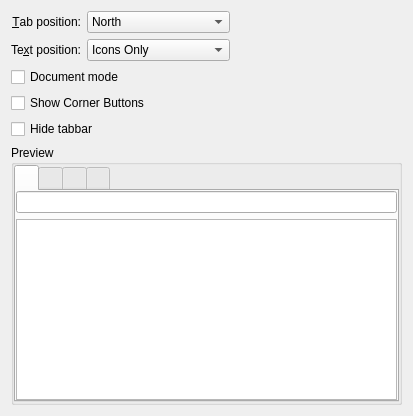
This is kstyle/demo/ui/oxygentabdemowidget.ui in KDE/oxygen as Qt 5 draws it before an edit. The edited form follows.
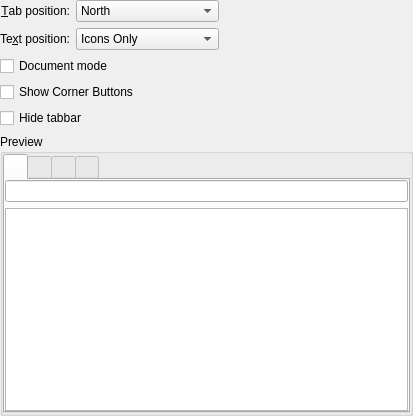
This is the edited form. Custom widgets are drawn as their Qt base class.

What changed in the file:
```diff
--- a/kstyle/demo/ui/oxygentabdemowidget.ui
+++ b/kstyle/demo/ui/oxygentabdemowidget.ui
@@ -11,6 +11,18 @@
    </rect>
   </property>
   <layout class="QVBoxLayout" name="verticalLayout_5">
+   <property name="leftMargin">
+    <number>0</number>
+   </property>
+   <property name="topMargin">
+    <number>0</number>
+   </property>
+   <property name="rightMargin">
+    <number>0</number>
+   </property>
+   <property name="bottomMargin">
+    <number>0</number>
+   </property>
    <item>
     <layout class="QGridLayout" name="gridLayout">
      <item row="0" column="0">
```
